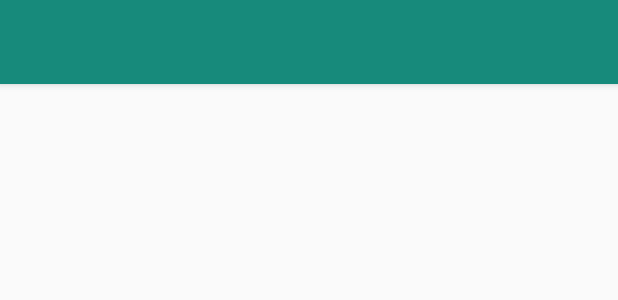
After one commit to battagliandrea/Poi-Sample, an Android app: the layout toolbar.xml on its own in the app's theme, with its tools: preview values and no code run, on a phone screen of 412 x 824 dp. The commit adds this screen. Shown: the top 300 px of the screen. Run offline under Robolectric (Android 15) with nearby library versions, the phone set to English and light mode, and no system bars.

Commit message:
added toolbar

```diff
--- a/app/src/main/AndroidManifest.xml
+++ b/app/src/main/AndroidManifest.xml
@@ -20,8 +20,7 @@
             </intent-filter>
         </activity>
         <activity
-            android:name=".views.home.HomeActivity"
-            android:label="@string/title_activity_home">
+            android:name=".views.home.HomeActivity">
         </activity>
     </application>
 
--- /dev/null
+++ b/app/src/main/res/layout/toolbar.xml
@@ -0,0 +1,18 @@
+<?xml version="1.0" encoding="utf-8"?>
+<android.support.design.widget.AppBarLayout
+    xmlns:android="http://schemas.android.com/apk/res/android"
+    xmlns:app="http://schemas.android.com/apk/res-auto"
+    android:theme="@style/PoiToolbarTheme.AppBarOverlay"
+    android:layout_width="match_parent"
+    android:layout_height="wrap_content"
+    app:layout_behavior="@string/appbar_scrolling_view_behavior"
+    app:elevation="3dp">
+
+    <android.support.v7.widget.Toolbar
+        android:id="@+id/toolbar"
+        android:layout_width="match_parent"
+        android:layout_height="?attr/actionBarSize"
+        app:layout_scrollFlags="scroll|enterAlways"
+        android:background="@color/colorPrimary"/>
+
+</android.support.design.widget.AppBarLayout>
--- a/app/src/main/res/menu/navigation.xml
+++ b/app/src/main/res/menu/navigation.xml
@@ -4,7 +4,7 @@
     <item
         android:id="@+id/navigation_home"
         android:icon="@drawable/ic_poi_white_24dp"
-        android:title="@string/title_poi" />
+        android:title="@string/title_list" />
 
     <item
         android:id="@+id/navigation_dashboard"
--- a/app/src/main/res/values/styles.xml
+++ b/app/src/main/res/values/styles.xml
@@ -1,7 +1,7 @@
 <resources>
 
     <!-- Base application theme. -->
-    <style name="PoiMainTheme" parent="Theme.AppCompat.Light.DarkActionBar">
+    <style name="PoiMainTheme" parent="Theme.AppCompat.Light.NoActionBar">
         <item name="colorPrimary">@color/colorPrimary</item>
         <item name="colorPrimaryDark">@color/colorPrimaryDark</item>
         <item name="colorAccent">@color/colorAccent</item>
@@ -15,7 +15,7 @@
         <item name="android:windowBackground">@drawable/splash_background</item>
     </style>
 
-    <style name="AppTheme.AppBarOverlay" parent="ThemeOverlay.AppCompat.Dark.ActionBar" />
+    <style name="PoiToolbarTheme.AppBarOverlay" parent="ThemeOverlay.AppCompat.Dark.ActionBar" />
 
     <style name="AppTheme.PopupOverlay" parent="ThemeOverlay.AppCompat.Light" />
 
```
Also changed, not shown: app/build.gradle (+22 -3 lines), app/src/main/java/com/andreadev/poi/base/BaseActivity.java (added, +35 -0 lines), app/src/main/java/com/andreadev/poi/views/home/HomeActivity.java (+29 -23 lines), app/src/main/java/com/andreadev/poi/views/home/core/HomePresenter.java (added, +8 -0 lines), app/src/main/java/com/andreadev/poi/views/home/core/IHomePresenter.java (added, +8 -0 lines), app/src/main/java/com/andreadev/poi/views/home/core/IHomeView.java (added, +8 -0 lines), app/src/main/res/layout/activity_home.xml (+3 -13 lines), app/src/main/res/layout/activity_splash.xml (+0 -7 lines), app/src/main/res/values/strings.xml (+2 -5 lines).
